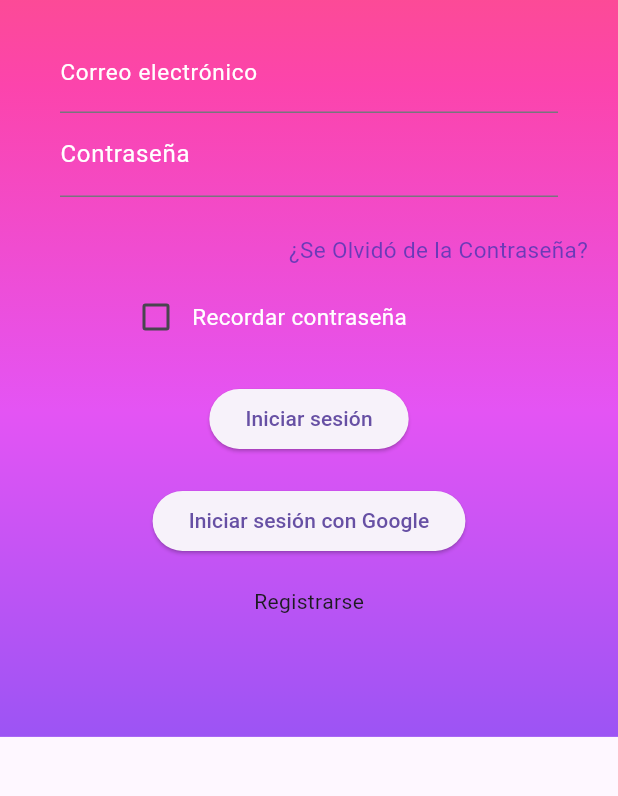
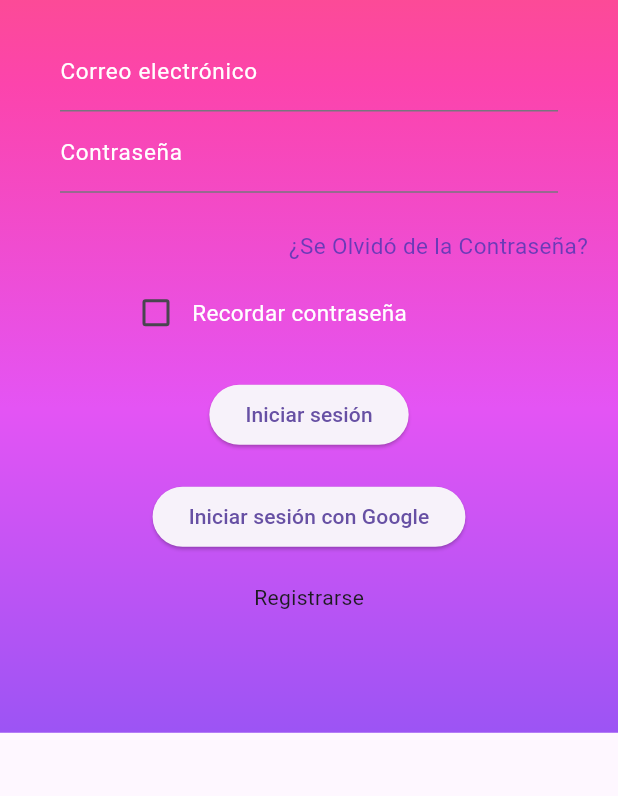
Before and after one commit to JaimeNM0/ListMoviesSeries, a Flutter app: the screen it shows after launch, on a phone screen of 412 x 824 dp, the part 240-1036 px from its top. Run offline on Flutter 3.47's test engine with Material 3 defaults, Android fonts, the phone set to English and light mode, and no system bars; our stand-ins replace google_sign_in.

Commit message:
Creación método customTextStyle
Se ha creado un archivo para los métodos globales y se ha creado customTextStyle para cambiar el formato del texto de la aplicación.

```diff
--- a/lib/main.dart
+++ b/lib/main.dart
@@ -6,6 +6,7 @@
 import 'package:list_movies_series/screens/details.dart';
 import 'package:list_movies_series/screens/home.dart';
 import 'package:list_movies_series/screens/login.dart';
+import 'package:list_movies_series/screens/register.dart';
 import 'package:list_movies_series/screens/seeker.dart';
 import 'package:provider/provider.dart';
 
@@ -47,9 +48,9 @@
       initialRoute: '/login',
       routes: {
         '/login': (context) => LoginPage(),
+        '/register': (context) => RegisterPage(),
         '/google_sign': (context) => GoogleSignInScreen(),
         '/home': (context) => Home(),
-        //'/details': (context) => DetailsSeries(),
         '/seeker': (context) => Seeker(),
       },
       onGenerateRoute: (settings) {
--- a/lib/screens/login.dart
+++ b/lib/screens/login.dart
@@ -2,6 +2,7 @@
 import 'package:list_movies_series/screens/home.dart';
 import 'package:list_movies_series/screens/register.dart';
 import 'package:list_movies_series/google_sign_in/google_sign_in.dart';
+import 'package:list_movies_series/utils/fuction.dart';
 
 class LoginPage extends StatefulWidget {
   @override
@@ -62,10 +63,9 @@
                           child: TextField(
                             decoration: InputDecoration(
                               labelText: 'Correo electrónico',
-                              labelStyle:
-                                  TextStyle(color: Colors.white, fontSize: 15),
+                              labelStyle: customTextStyle(fontSize: 15.0),
                             ),
-                            style: TextStyle(color: Colors.white),
+                            style: customTextStyle(fontSize: 15.0),
                           ),
                         ),
                         Container(
@@ -73,9 +73,9 @@
                             obscureText: true,
                             decoration: InputDecoration(
                               labelText: 'Contraseña',
-                              labelStyle: TextStyle(color: Colors.white),
+                              labelStyle: customTextStyle(fontSize: 15.0),
                             ),
-                            style: TextStyle(color: Colors.white),
+                            style: customTextStyle(fontSize: 15.0),
                           ),
                         ),
                       ],
@@ -89,9 +89,7 @@
                           alignment: Alignment.centerRight,
                           child: Text(
                             '¿Se Olvidó de la Contraseña?',
-                            style: TextStyle(
-                                color: Color.fromARGB(250, 104, 58, 183),
-                                fontSize: 15),
+                            style: customTextStyle(color: Color.fromARGB(250, 104, 58, 183), fontSize: 15.0),
                           ),
                         ),
                         Row(
@@ -116,8 +114,7 @@
                                   ),
                                   Text(
                                     'Recordar contraseña',
-                                    style: TextStyle(
-                                        color: Colors.white, fontSize: 15),
+                                    style: customTextStyle(fontSize: 15.0),
                                   ),
                                 ],
                               ),
@@ -130,10 +127,7 @@
                   SizedBox(width: 20.0),
                   ElevatedButton(
                     onPressed: () {
-                      Navigator.push(
-                        context,
-                        MaterialPageRoute(builder: (context) => Home()),
-                      );
+                      Navigator.pushNamed(context, '/home');
                     },
                     child: Text('Iniciar sesión'),
                   ),
@@ -145,10 +139,7 @@
                   SizedBox(height: 20.0),
                   GestureDetector(
                     onTap: () {
-                      Navigator.push(
-                        context,
-                        MaterialPageRoute(builder: (context) => RegisterPage()),
-                      );
+                      Navigator.pushNamed(context, '/register');
                     },
                     child: Container(
                       margin: EdgeInsets.only(
--- /dev/null
+++ b/lib/utils/fuction.dart
@@ -0,0 +1,17 @@
+import 'package:flutter/material.dart';
+
+
+//Text customText() {}
+
+TextStyle customTextStyle({
+  Color color = Colors.white,
+  double fontSize = 18.0,
+  FontWeight fontWeight = FontWeight.normal,
+}) {
+  return TextStyle(
+    color: color,
+    fontSize: fontSize,
+    fontFamily: 'Roboto',
+    fontWeight: fontWeight,
+  );
+}
```
Also changed, not shown: lib/screens/details.dart (+11 -13 lines), lib/screens/drawer.dart (+11 -33 lines), lib/screens/home.dart (+14 -33 lines), lib/screens/register.dart (+18 -41 lines), lib/screens/seeker.dart (+5 -4 lines).
